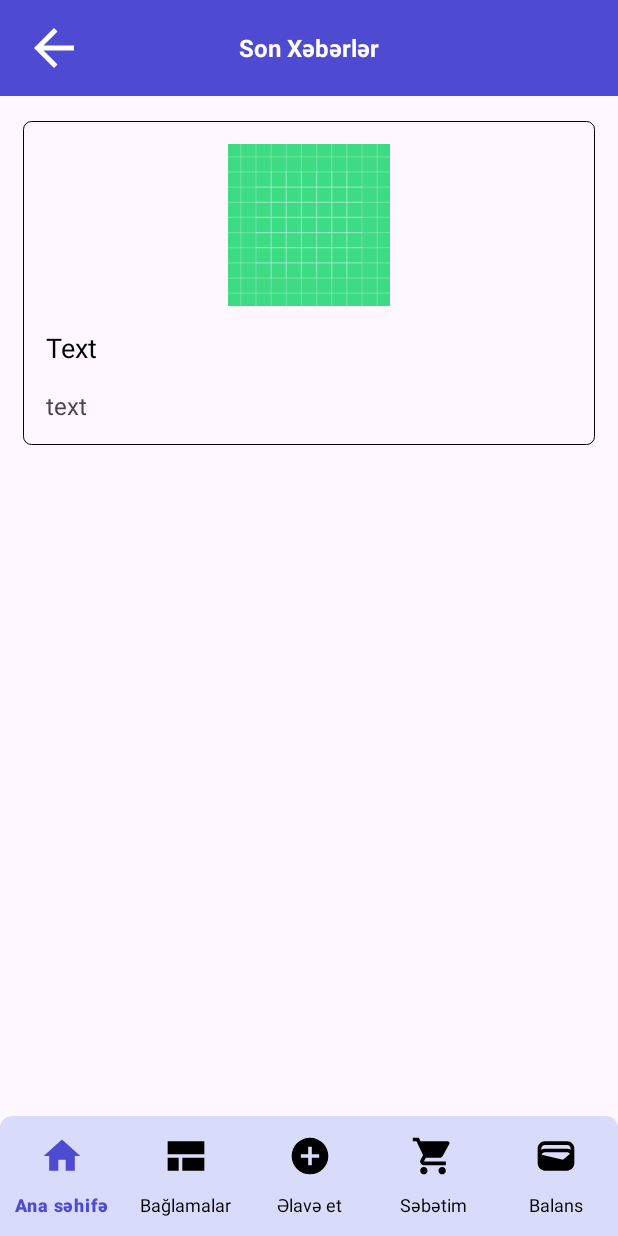
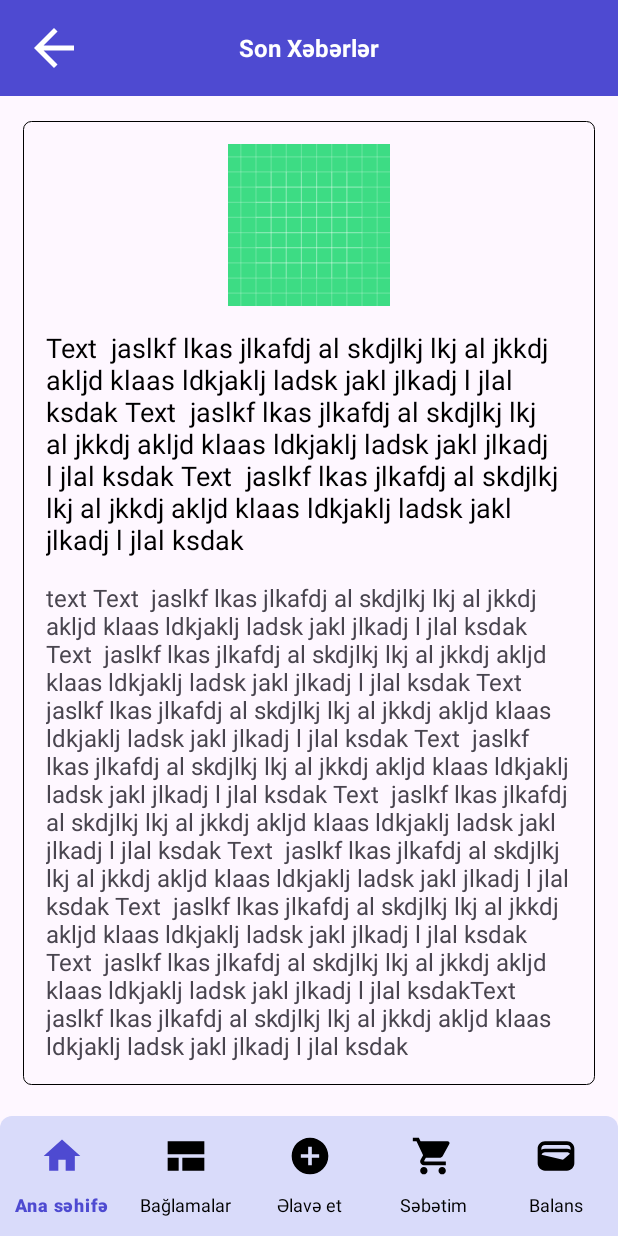
Before and after one commit to ImranMelikov0/Zipex, an Android app: the NewsDetailFragment screen opened through its navigation route, on a phone screen of 412 x 824 dp. Run offline under Robolectric (Android 15) with nearby library versions, the phone set to English and light mode, and no system bars; our stand-ins replace Dagger/Hilt's generated code, EventBus, navigation-ui; 3 statements that could not run were skipped.

Commit message:
newsDetailFragment ended

```diff
--- a/app/src/main/java/com/imranmelikov/zipex/db/ZipexDao.kt
+++ b/app/src/main/java/com/imranmelikov/zipex/db/ZipexDao.kt
@@ -32,7 +32,7 @@ import com.imranmelikov.zipex.model.ZipexMoneyDepot
 interface ZipexDao {
     @Insert(onConflict = OnConflictStrategy.REPLACE)
     suspend fun insertNews(news: News)
-    @Query("SELECT * FROM News")
+    @Query("SELECT * FROM News ORDER BY uuid DESC")
     suspend fun getNews():List<News>
     @Query("SELECT * FROM News WHERE uuid=:NewsId")
     suspend fun getNew(NewsId:Int):News
--- a/app/src/main/java/com/imranmelikov/zipex/view/NewsDetailFragment.kt
+++ b/app/src/main/java/com/imranmelikov/zipex/view/NewsDetailFragment.kt
@@ -5,24 +5,44 @@ import android.view.LayoutInflater
 import android.view.View
 import android.view.ViewGroup
 import androidx.fragment.app.Fragment
+import androidx.lifecycle.Observer
+import androidx.lifecycle.ViewModelProvider
 import androidx.navigation.fragment.findNavController
+import com.bumptech.glide.RequestManager
 import com.imranmelikov.zipex.R
 import com.imranmelikov.zipex.databinding.FragmentCartUpdateBinding
 import com.imranmelikov.zipex.databinding.FragmentNewsDetailBinding
+import com.imranmelikov.zipex.mvvm.NewsViewModel
 import dagger.hilt.android.AndroidEntryPoint
 
 @AndroidEntryPoint
-class NewsDetailFragment : Fragment() {
+class NewsDetailFragment(private var glide:RequestManager) : Fragment() {
     private lateinit var binding: FragmentNewsDetailBinding
-
+    private lateinit var viewModel:NewsViewModel
+    private var newsDetailId=0
     override fun onCreateView(
         inflater: LayoutInflater, container: ViewGroup?,
         savedInstanceState: Bundle?
     ): View? {
         binding= FragmentNewsDetailBinding.inflate(inflater,container,false)
+        viewModel=ViewModelProvider(requireActivity())[NewsViewModel::class.java]
         binding.back.setOnClickListener {
             findNavController().navigate(NewsDetailFragmentDirections.actionNewsDetailFragmentToHomeFragment())
         }
+        arguments?.let {
+            newsDetailId=NewsDetailFragmentArgs.fromBundle(it).newsid
+        }
+        viewModel.getNewsSingle(newsDetailId)
+        observeNews()
         return binding.root
     }
+    private fun observeNews(){
+        viewModel.newsLiveData.observe(viewLifecycleOwner, Observer {
+            binding.newsTitletext.text=it.title
+            binding.newsText.text=it.post
+            glide.load(it.imageUrl)
+                .into(binding.regularImage)
+        })
+    }
+
 }
--- a/app/src/main/java/com/imranmelikov/zipex/view/ZipexFragmentFactory.kt
+++ b/app/src/main/java/com/imranmelikov/zipex/view/ZipexFragmentFactory.kt
@@ -7,13 +7,15 @@ import com.imranmelikov.zipex.adapter.newsAdapter
 import javax.inject.Inject
 
 class ZipexFragmentFactory @Inject constructor(
-    val newsAdapter: newsAdapter
+   private val newsAdapter: newsAdapter,
+   private val glide:RequestManager
 ):FragmentFactory() {
 
     override fun instantiate(classLoader: ClassLoader, className: String): Fragment {
 
         return when(className){
             HomeFragment::class.java.name->HomeFragment(newsAdapter)
+            NewsDetailFragment::class.java.name->NewsDetailFragment(glide)
             else->super.instantiate(classLoader, className)
         }
 
--- a/app/src/main/res/layout/fragment_admin_news.xml
+++ b/app/src/main/res/layout/fragment_admin_news.xml
@@ -44,6 +44,7 @@
         <ImageView
             android:id="@+id/imageView"
             android:layout_width="300dp"
+            android:scaleType="centerCrop"
             android:layout_height="0dp"
             android:layout_marginTop="16dp"
             android:layout_marginBottom="37dp"
--- a/app/src/main/res/layout/fragment_news_detail.xml
+++ b/app/src/main/res/layout/fragment_news_detail.xml
@@ -2,11 +2,12 @@
 <FrameLayout xmlns:android="http://schemas.android.com/apk/res/android"
     xmlns:tools="http://schemas.android.com/tools"
     android:layout_width="match_parent"
-    android:layout_height="match_parent"
+    android:layout_height="wrap_content"
     tools:context=".view.NewsDetailFragment">
 
     <RelativeLayout
         android:layout_width="match_parent"
+        android:id="@+id/relative"
         android:layout_height="wrap_content">
 
     <com.google.android.material.appbar.AppBarLayout
@@ -39,36 +40,53 @@
 
         </androidx.appcompat.widget.Toolbar>
     </com.google.android.material.appbar.AppBarLayout>
+        <ScrollView
+            android:layout_width="match_parent"
+            android:layout_below="@id/appBarLayout"
+            android:layout_height="wrap_content">
+
             <LinearLayout
-        android:layout_below="@id/appBarLayout"
                 android:layout_width="match_parent"
+                android:orientation="vertical"
+                android:layout_height="wrap_content">
+                <LinearLayout
                     android:layout_margin="15dp"
-        android:orientation="vertical"
+                    android:layout_width="match_parent"
+                    android:layout_height="wrap_content"
                     android:background="@drawable/shape_linearborder"
-        android:layout_height="wrap_content">
+                    android:orientation="vertical">
                     <ImageView
+                        android:layout_weight="5"
+                        android:scaleType="center"
                         android:layout_marginTop="15dp"
                         android:layout_width="match_parent"
-            android:layout_height="match_parent"
+                        android:layout_height="wrap_content"
                         android:id="@+id/regular_image"
                         android:src="@drawable/ic_launcher_background"/>
                     <TextView
                         android:layout_marginRight="15dp"
                         android:layout_marginLeft="15dp"
+                        android:layout_weight="0.3"
                         android:layout_marginTop="15dp"
                         android:id="@+id/news_titletext"
                         android:layout_width="match_parent"
                         android:layout_height="wrap_content"
-            android:text="Text"
+                        android:text="Text  jaslkf lkas jlkafdj al skdjlkj lkj al jkkdj akljd klaas ldkjaklj ladsk jakl jlkadj l jlal ksdak Text  jaslkf lkas jlkafdj al skdjlkj lkj al jkkdj akljd klaas ldkjaklj ladsk jakl jlkadj l jlal ksdak Text  jaslkf lkas jlkafdj al skdjlkj lkj al jkkdj akljd klaas ldkjaklj ladsk jakl jlkadj l jlal ksdak"
                         android:textColor="@color/black"
                         android:textSize="18dp"/>
                     <TextView
                         android:layout_margin="15dp"
+                        android:layout_weight="5"
                         android:id="@+id/news_text"
                         android:layout_width="match_parent"
                         android:layout_height="wrap_content"
                         android:textSize="16dp"
-            android:text="text"/>
+                        android:text="text Text  jaslkf lkas jlkafdj al skdjlkj lkj al jkkdj akljd klaas ldkjaklj ladsk jakl jlkadj l jlal ksdak Text  jaslkf lkas jlkafdj al skdjlkj lkj al jkkdj akljd klaas ldkjaklj ladsk jakl jlkadj l jlal ksdak Text  jaslkf lkas jlkafdj al skdjlkj lkj al jkkdj akljd klaas ldkjaklj ladsk jakl jlkadj l jlal ksdak Text  jaslkf lkas jlkafdj al skdjlkj lkj al jkkdj akljd klaas ldkjaklj ladsk jakl jlkadj l jlal ksdak Text  jaslkf lkas jlkafdj al skdjlkj lkj al jkkdj akljd klaas ldkjaklj ladsk jakl jlkadj l jlal ksdak Text  jaslkf lkas jlkafdj al skdjlkj lkj al jkkdj akljd klaas ldkjaklj ladsk jakl jlkadj l jlal ksdak Text  jaslkf lkas jlkafdj al skdjlkj lkj al jkkdj akljd klaas ldkjaklj ladsk jakl jlkadj l jlal ksdak Text  jaslkf lkas jlkafdj al skdjlkj lkj al jkkdj akljd klaas ldkjaklj ladsk jakl jlkadj l jlal ksdakText  jaslkf lkas jlkafdj al skdjlkj lkj al jkkdj akljd klaas ldkjaklj ladsk jakl jlkadj l jlal ksdak"/>
+
                 </LinearLayout>
+
+            </LinearLayout>
+        </ScrollView>
+
     </RelativeLayout>
 </FrameLayout>
--- a/app/src/main/res/navigation/nav_graph.xml
+++ b/app/src/main/res/navigation/nav_graph.xml
@@ -319,6 +319,10 @@
         <action
             android:id="@+id/action_newsDetailFragment_to_homeFragment"
             app:destination="@id/homeFragment" />
+        <argument
+            android:name="newsid"
+            app:argType="integer"
+            android:defaultValue="0" />
     </fragment>
     <fragment
         android:id="@+id/cartUpdateFragment"
@@ -328,6 +332,10 @@
         <action
             android:id="@+id/action_cartUpdateFragment_to_cartFragment"
             app:destination="@id/cartFragment" />
+        <argument
+            android:name="cartupdateId"
+            app:argType="integer"
+            android:defaultValue="0" />
     </fragment>
     <fragment
         android:id="@+id/linkDetailFragment"
```
Also changed, not shown: app/src/main/java/com/imranmelikov/zipex/adapter/newsAdapter.kt (+7 -1 lines), app/src/main/java/com/imranmelikov/zipex/mvvm/NotificationViewModel.kt (added, +13 -0 lines), app/src/main/res/layout/fragment_home.xml (+3 -4 lines), app/src/main/res/layout/home_item_row.xml (+12 -8 lines). Lines whose indentation alone changed are shown as unchanged.
